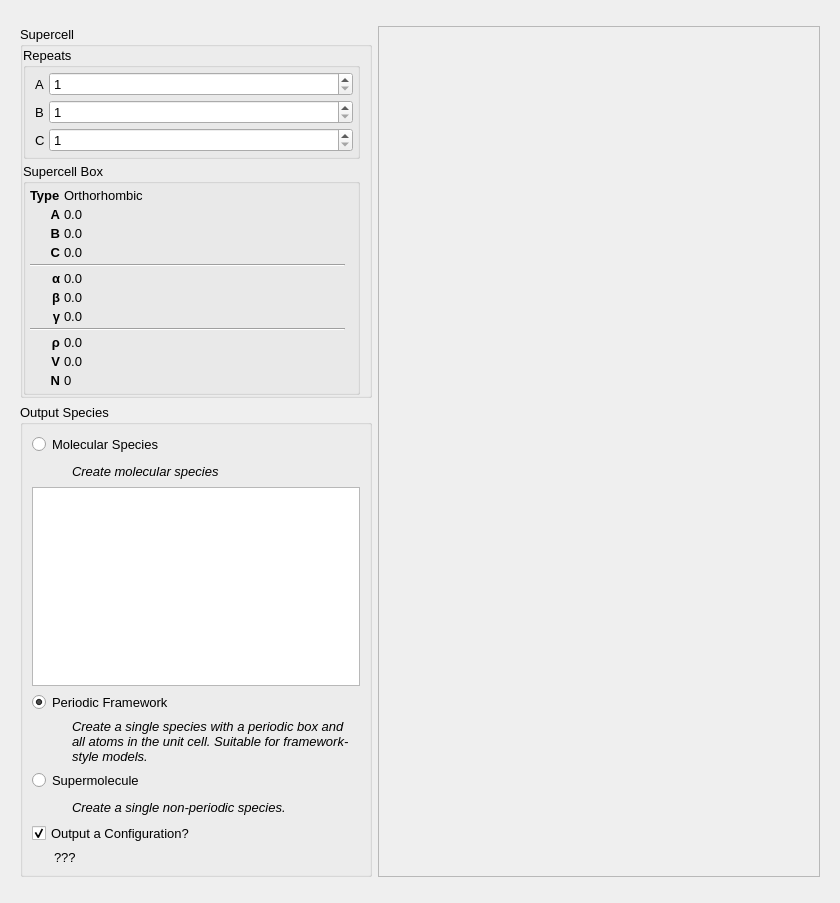
Old version of the form src/gui/importCIFDialog.ui in the repository disorderedmaterials/dissolve.
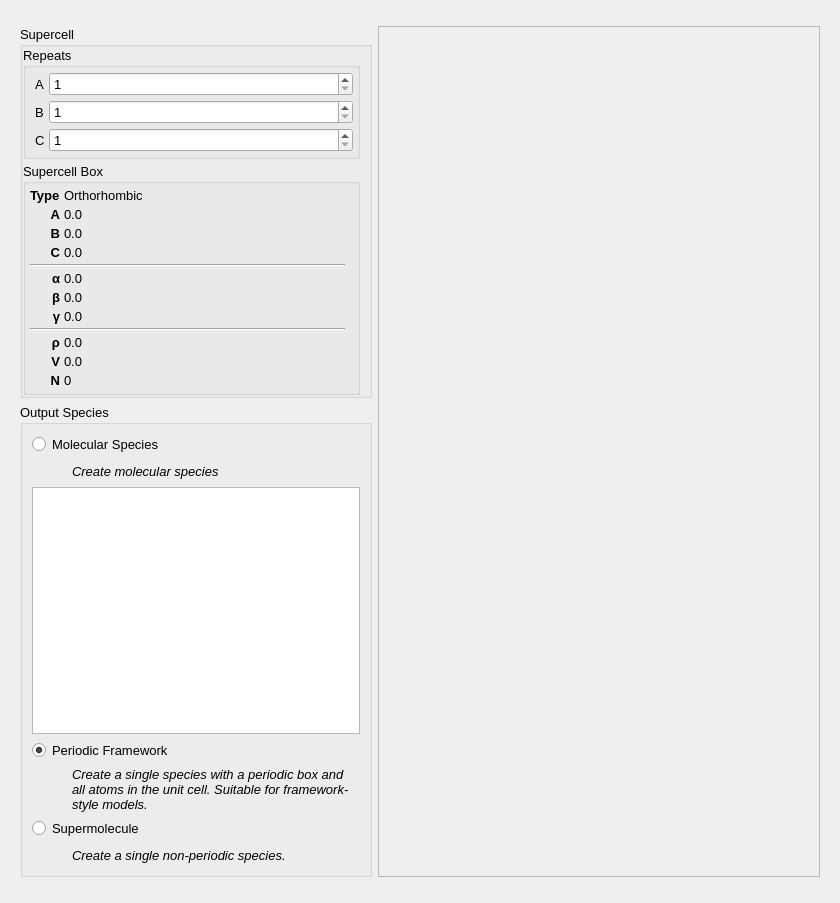
New version of the form. The open tabs and pages were chosen to show the change. Icons and pictures are not drawn. Custom widgets are drawn as their Qt base class.

Commit message: Refactor handling of output flags in wizard.

The edit to the form file:
```diff
--- a/src/gui/importCIFDialog.ui
+++ b/src/gui/importCIFDialog.ui
@@ -1507,52 +1507,6 @@
               </item>
              </layout>
             </item>
-            <item>
-             <widget class="QCheckBox" name="OutputConfigurationCheck">
-              <property name="text">
-               <string>Output a Configuration?</string>
-              </property>
-              <property name="checked">
-               <bool>true</bool>
-              </property>
-             </widget>
-            </item>
-            <item>
-             <layout class="QHBoxLayout" name="horizontalLayout_3">
-              <item>
-               <widget class="CheckIndicator" name="OutputIndicator">
-                <property name="sizePolicy">
-                 <sizepolicy hsizetype="Fixed" vsizetype="Fixed">
-                  <horstretch>0</horstretch>
-                  <verstretch>0</verstretch>
-                 </sizepolicy>
-                </property>
-                <property name="maximumSize">
-                 <size>
-                  <width>16</width>
-                  <height>16</height>
-                 </size>
-                </property>
-                <property name="text">
-                 <string/>
-                </property>
-                <property name="scaledContents">
-                 <bool>true</bool>
-                </property>
-               </widget>
-              </item>
-              <item>
-               <widget class="QLabel" name="OutputLabel">
-                <property name="text">
-                 <string>???</string>
-                </property>
-                <property name="wordWrap">
-                 <bool>true</bool>
-                </property>
-               </widget>
-              </item>
-             </layout>
-            </item>
            </layout>
           </widget>
          </item>
```
Left out of the diff: 15 changed lines with no effect on the pictures. The commit also changes 4 other files.
